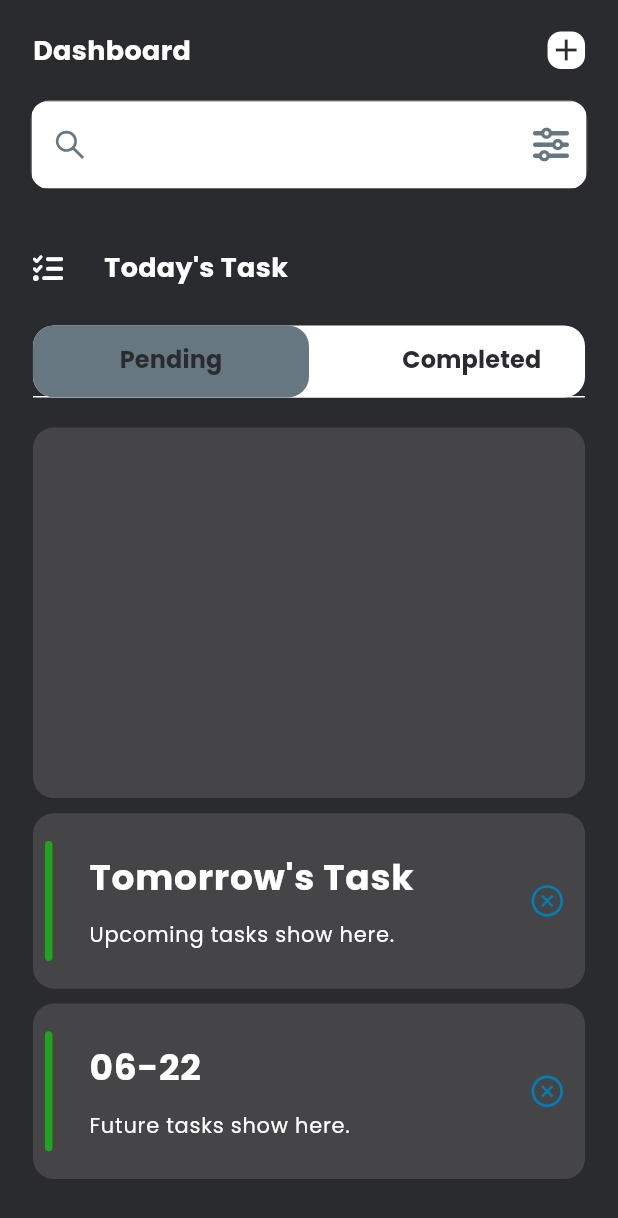
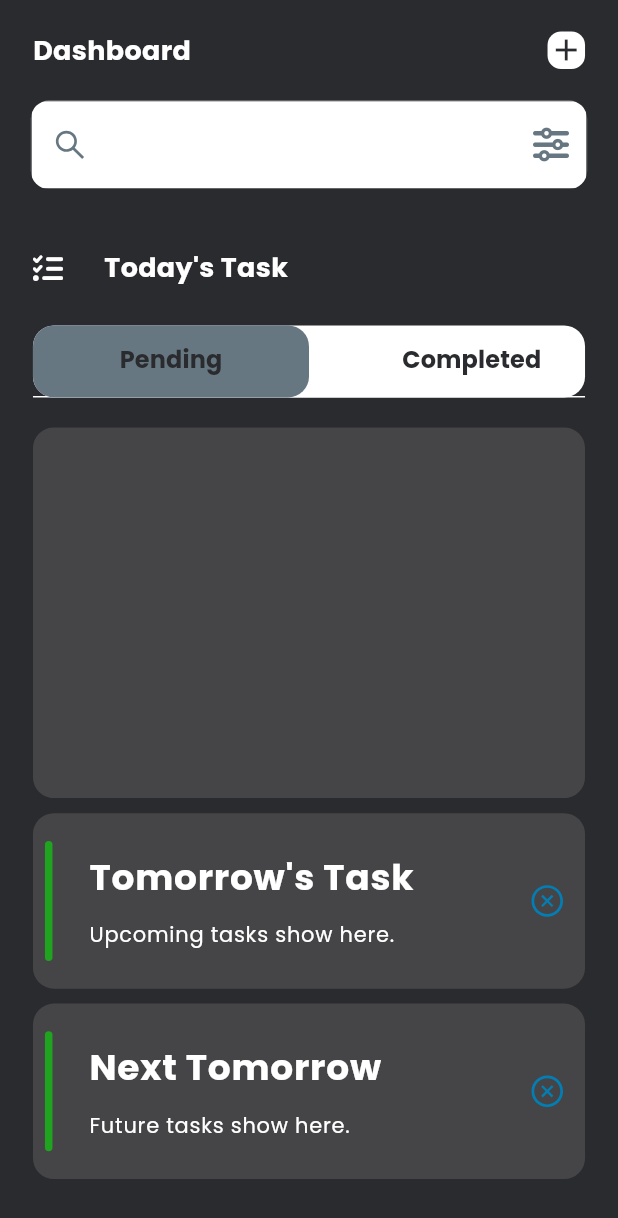
Before and after one commit to cjchika/task_manager, a Flutter app: the screen it shows after launch, on a phone screen of 412 x 824 dp. Shown: the top 1218 px of the screen. Run offline on Flutter 3.47's test engine with Material 2 defaults, Android fonts, the phone set to English and light mode, and no system bars; drawn by our look-alikes of dynamic_color; our stand-ins replace country_picker, flutter_datetime_picker_plus, flutter_screenutil, flutter_vector_icons, google_fonts, hooks_riverpod and 4 more; accounts and stored records are empty; generated files the repository leaves out were written again.

```diff
--- a/lib/features/todo/controllers/todo/todo_provider.dart
+++ b/lib/features/todo/controllers/todo/todo_provider.dart
@@ -59,6 +59,12 @@ class TodoState extends _$TodoState{
     return tomorrow.toString().substring(0,10);
   }
 
+  // GET DAY AFTER TOMORROW'S DATE
+  String getDayAfterTomorrow() {
+    DateTime dayAfterTomorrow = DateTime.now().add(const Duration(days: 2));
+    return dayAfterTomorrow.toString().substring(0,10);
+  }
+
   // GET LAST30DAYS' DATE
   List<String> getLast30Days() {
     DateTime today = DateTime.now();
--- a/lib/features/todo/pages/homepage.dart
+++ b/lib/features/todo/pages/homepage.dart
@@ -11,6 +11,7 @@ import 'package:task_manager/common/widgets/width_spacer.dart';
 import 'package:task_manager/common/widgets/xpansion_tile.dart';
 import 'package:task_manager/features/todo/controllers/xpansion_provider.dart';
 import 'package:task_manager/features/todo/pages/add_task.dart';
+import 'package:task_manager/features/todo/widgets/day_after_tomorrow.dart';
 import 'package:task_manager/features/todo/widgets/todo_tile.dart';
 import 'package:task_manager/features/todo/widgets/tomorrow_list.dart';
 
@@ -197,34 +198,7 @@ class _HomePageState extends ConsumerState<HomePage>
             const HeightSpacer(height: 10),
             const TomorrowList(),
             const HeightSpacer(height: 10),
-            XpansionTile(
-              text: DateTime.now()
-                  .add(const Duration(days: 2))
-                  .toString()
-                  .substring(5, 10),
-              text2: "Future tasks show here.",
-              onExpansionChanged: (bool expanded) =>
-                  ref.read(xpansionState0Provider.notifier).setStart(!expanded),
-              trailing: Padding(
-                padding: EdgeInsets.only(right: 12.0.w),
-                child: ref.watch(xpansionState0Provider)
-                    ? const Icon(
-                        AntDesign.circledown,
-                        color: AppConst.kLight,
-                      )
-                    : const Icon(
-                        AntDesign.closecircleo,
-                        color: AppConst.kBlueLight,
-                      ),
-              ),
-              children: [
-                ToDoTile(
-                  start: "02:15",
-                  end: "05:00",
-                  switcher: Switch(value: false, onChanged: (value) {}),
-                )
-              ],
-            )
+            const DayAfterTomorrow()
           ],
         ),
       )),
--- /dev/null
+++ b/lib/features/todo/widgets/day_after_tomorrow.dart
@@ -0,0 +1,57 @@
+import 'package:flutter/material.dart';
+import 'package:flutter_screenutil/flutter_screenutil.dart';
+import 'package:flutter_vector_icons/flutter_vector_icons.dart';
+import 'package:hooks_riverpod/hooks_riverpod.dart';
+import 'package:task_manager/features/todo/controllers/todo/todo_provider.dart';
+import 'package:task_manager/features/todo/widgets/todo_tile.dart';
+
+import '../../../common/utils/constants.dart';
+import '../../../common/widgets/xpansion_tile.dart';
+import '../controllers/xpansion_provider.dart';
+
+class DayAfterTomorrow extends ConsumerWidget {
+  const DayAfterTomorrow({super.key});
+
+  @override
+  Widget build(BuildContext context, WidgetRef ref) {
+    final tasks = ref.watch(todoStateProvider);
+    String dayAfterTomorrow = ref.read(todoStateProvider.notifier).getDayAfterTomorrow();
+    final color = ref.read(todoStateProvider.notifier).getRandomColor();
+    var dayAftertomorrowTasks = tasks.where((element) => element.date!.contains(dayAfterTomorrow));
+
+    return XpansionTile(
+      text: "Next Tomorrow",
+      text2: "Future tasks show here.",
+      onExpansionChanged: (bool expanded) =>
+          ref.read(xpansionState0Provider.notifier).setStart(!expanded),
+      trailing: Padding(
+        padding: EdgeInsets.only(right: 12.0.w),
+        child: ref.watch(xpansionState0Provider)
+            ? const Icon(
+          AntDesign.circledown,
+          color: AppConst.kLight,
+        )
+            : const Icon(
+          AntDesign.closecircleo,
+          color: AppConst.kBlueLight,
+        ),
+      ),
+      children: [
+        for (final task in dayAftertomorrowTasks)
+          ToDoTile(
+            title: task.title,
+            description: task.desc,
+            color: color,
+            start: task.startTime,
+            end: task.endTime,
+            switcher: const SizedBox.shrink(),
+            delete: () {
+              ref.read(todoStateProvider.notifier).deleteTask(task.id ??0);
+            },
+            editWidget: GestureDetector(onTap: () {},
+              child: const Icon(MaterialCommunityIcons.circle_edit_outline),),
+          )
+      ],
+    );
+  }
+}
```
